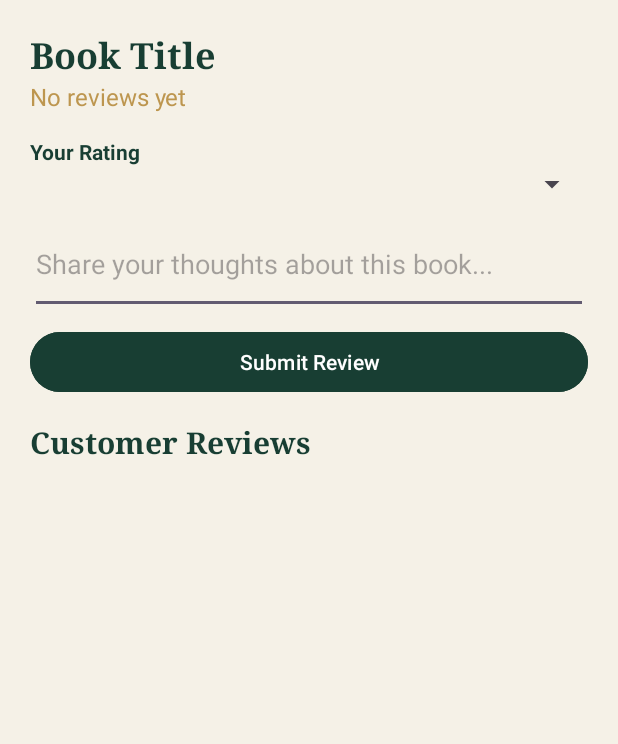
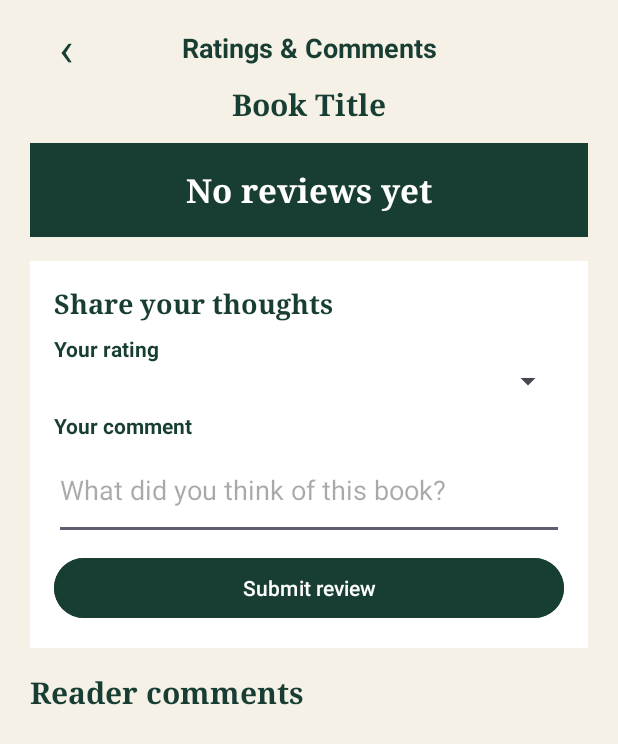
Before and after one commit to kellyMape/Novella-BookStore, an Android app: the layout activity_reviews.xml on its own in the app's theme, with its tools: preview values and no code run, on a phone screen of 412 x 824 dp. Shown: the top 744 px of the screen. Run offline under Robolectric (Android 15) with nearby library versions, the phone set to English and light mode, and no system bars.

Commit message:
Connect Ratings and Comments to Book Details and mock-up design

```diff
--- a/app/src/main/java/com/example/novella/BookAdapter.java
+++ b/app/src/main/java/com/example/novella/BookAdapter.java
@@ -72,7 +72,7 @@ public class BookAdapter extends BaseAdapter {
         titleText.setText(b.getTitle());
         authorText.setText(b.getAuthor());
         descriptionText.setText(b.getDescription());
-        priceText.setText("$ " + b.getPrice());
+        priceText.setText(String.format("$%.2f", b.getPrice()));
 
         String coverUrl = b.getCoverUrl();  // Get book cover URL
 
--- a/app/src/main/java/com/example/novella/BookDetailsActivity.java
+++ b/app/src/main/java/com/example/novella/BookDetailsActivity.java
@@ -1,5 +1,6 @@
 package com.example.novella;
 
+import android.content.Intent;
 import android.graphics.Bitmap;
 import android.graphics.BitmapFactory;
 import android.os.AsyncTask;
@@ -154,6 +155,18 @@ public class BookDetailsActivity extends AppCompatActivity {
                                     "Error: " + e.getMessage(),
                                     Toast.LENGTH_LONG).show());
         });
+
+        // Open Ratings & Comments
+        Button btnRatings = findViewById(R.id.btnRatings);
+        btnRatings.setOnClickListener(new View.OnClickListener() {
+            @Override
+            public void onClick(View v) {
+                Intent intent = new Intent(BookDetailsActivity.this, ReviewsActivity.class);
+                intent.putExtra("bookId", bookId);
+                intent.putExtra("bookTitle", title);
+                startActivity(intent);
+            }
+        });
     }
 
     // Download book cover image
--- a/app/src/main/java/com/example/novella/ReviewsActivity.java
+++ b/app/src/main/java/com/example/novella/ReviewsActivity.java
@@ -54,14 +54,23 @@ public class ReviewsActivity extends AppCompatActivity {
         btnSubmitReview = findViewById(R.id.btnSubmitReview);
         listViewReviews = findViewById(R.id.listViewReviews);
 
+        // Back button
+        findViewById(R.id.btnBackReviews).setOnClickListener(new View.OnClickListener() {
+            @Override
+            public void onClick(View v) {
+                finish();
+            }
+        });
+
         //get book
         bookId = getIntent().getStringExtra("bookId");
         bookTitle = getIntent().getStringExtra("bookTitle");
 
-        // TEMPORARY: only for testing (Alice)
+        // If no book was sent, close the screen
         if (bookId == null) {
-            bookId = "-P756oMm34Y0sbEJmD4_";
-            bookTitle = "Alice's Adventures in Wonderland";
+            Toast.makeText(this, "Book not found", Toast.LENGTH_SHORT).show();
+            finish();
+            return;
         }
 
         txtReviewBookTitle.setText(bookTitle);
@@ -74,7 +83,7 @@ public class ReviewsActivity extends AppCompatActivity {
         //list de review
         reviewsList = new ArrayList<>();
         reviewsAdapter = new ArrayAdapter<>(this,
-                android.R.layout.simple_list_item_1, reviewsList);
+                R.layout.item_review, reviewsList);
         listViewReviews.setAdapter(reviewsAdapter);
 
         reviewsReference = FirebaseDatabase.getInstance()
--- a/app/src/main/res/layout/activity_book_details.xml
+++ b/app/src/main/res/layout/activity_book_details.xml
@@ -123,6 +123,16 @@
                 android:lineSpacingExtra="4dp"
                 android:layout_marginBottom="20dp" />
 
+            <Button
+                android:id="@+id/btnRatings"
+                android:layout_width="match_parent"
+                android:layout_height="wrap_content"
+                android:text="★ Ratings &amp; Comments"
+                android:textAllCaps="false"
+                android:textColor="#183E33"
+                android:backgroundTint="#CFBA94"
+                android:layout_marginBottom="20dp"/>
+
         </LinearLayout>
 
     </ScrollView>
--- a/app/src/main/res/layout/activity_main.xml
+++ b/app/src/main/res/layout/activity_main.xml
@@ -219,6 +219,8 @@
             android:layout_weight="1"
             android:text="Wishlist"
             android:textAllCaps="false"
+            android:maxLines="1"
+            android:textSize="13sp"
             android:textColor="#183E33"/>
 
         <Button
--- a/app/src/main/res/layout/activity_reviews.xml
+++ b/app/src/main/res/layout/activity_reviews.xml
@@ -1,38 +1,100 @@
 <?xml version="1.0" encoding="utf-8"?>
 <LinearLayout
     xmlns:android="http://schemas.android.com/apk/res/android"
-    xmlns:tools="http://schemas.android.com/tools"
-    xmlns:app="http://schemas.android.com/apk/res-auto"
     android:layout_width="match_parent"
     android:layout_height="match_parent"
     android:orientation="vertical"
-    android:padding="20dp"
+    android:paddingStart="20dp"
+    android:paddingEnd="20dp"
+    android:paddingBottom="12dp"
     android:background="#F5F1E7"
     android:fitsSystemWindows="true">
 
+    <LinearLayout
+        android:layout_width="match_parent"
+        android:layout_height="wrap_content"
+        android:orientation="horizontal"
+        android:gravity="center_vertical"
+        android:layout_marginTop="8dp">
+
+        <TextView
+            android:id="@+id/btnBackReviews"
+            android:layout_width="48dp"
+            android:layout_height="48dp"
+            android:text="‹"
+            android:textSize="32sp"
+            android:textColor="#183E33"
+            android:gravity="center"
+            android:clickable="true"
+            android:focusable="true" />
+
+        <TextView
+            android:layout_width="0dp"
+            android:layout_height="wrap_content"
+            android:layout_weight="1"
+            android:text="Ratings &amp; Comments"
+            android:textSize="18sp"
+            android:textStyle="bold"
+            android:textColor="#183E33"
+            android:gravity="center"
+            android:layout_marginEnd="48dp" />
+    </LinearLayout>
+
+    <!-- Book title -->
     <TextView
         android:id="@+id/txtReviewBookTitle"
         android:layout_width="match_parent"
         android:layout_height="wrap_content"
         android:text="Book Title"
-        android:textSize="24sp"
+        android:textSize="20sp"
         android:textStyle="bold"
         android:fontFamily="serif"
-        android:textColor="#183E33" />
+        android:textColor="#183E33"
+        android:gravity="center"
+        android:layout_marginBottom="12dp" />
+
+    <!--  average -->
+    <LinearLayout
+        android:layout_width="match_parent"
+        android:layout_height="wrap_content"
+        android:orientation="vertical"
+        android:background="#183E33"
+        android:padding="16dp"
+        android:gravity="center">
 
         <TextView
             android:id="@+id/txtAverage"
+            android:layout_width="wrap_content"
+            android:layout_height="wrap_content"
+            android:text="No reviews yet"
+            android:textSize="22sp"
+            android:textStyle="bold"
+            android:fontFamily="serif"
+            android:textColor="#FFFFFF" />
+    </LinearLayout>
+
+    <LinearLayout
         android:layout_width="match_parent"
         android:layout_height="wrap_content"
-        android:text="No reviews yet"
-        android:textSize="16sp"
-        android:textColor="#BD964F"
-        android:layout_marginBottom="16dp" />
+        android:orientation="vertical"
+        android:background="#FFFFFF"
+        android:padding="16dp"
+        android:layout_marginTop="16dp">
 
         <TextView
             android:layout_width="wrap_content"
             android:layout_height="wrap_content"
-        android:text="Your Rating"
+            android:text="Share your thoughts"
+            android:textSize="18sp"
+            android:textStyle="bold"
+            android:fontFamily="serif"
+            android:textColor="#183E33"
+            android:layout_marginBottom="8dp" />
+
+        <TextView
+            android:layout_width="wrap_content"
+            android:layout_height="wrap_content"
+            android:text="Your rating"
             android:textStyle="bold"
             android:textColor="#183E33" />
 
@@ -42,43 +104,49 @@
             android:layout_height="wrap_content"
             android:layout_marginBottom="8dp" />
 
+        <TextView
+            android:layout_width="wrap_content"
+            android:layout_height="wrap_content"
+            android:text="Your comment"
+            android:textStyle="bold"
+            android:textColor="#183E33" />
+
         <EditText
             android:id="@+id/edtComment"
             android:layout_width="match_parent"
             android:layout_height="wrap_content"
-        android:hint="Share your thoughts about this book..."
+            android:hint="What did you think of this book?"
             android:minLines="2" />
 
         <Button
             android:id="@+id/btnSubmitReview"
             android:layout_width="match_parent"
             android:layout_height="wrap_content"
-        android:text="Submit Review"
+            android:text="Submit review"
             android:textAllCaps="false"
             android:textColor="#FFFFFF"
             android:backgroundTint="#183E33"
-        android:layout_marginTop="8dp"
-        android:layout_marginBottom="16dp" />
+            android:layout_marginTop="8dp" />
+    </LinearLayout>
 
+    <!-- Reader comments -->
     <TextView
         android:layout_width="wrap_content"
         android:layout_height="wrap_content"
-        android:text="Customer Reviews"
+        android:text="Reader comments"
         android:textSize="20sp"
         android:textStyle="bold"
         android:fontFamily="serif"
         android:textColor="#183E33"
+        android:layout_marginTop="16dp"
         android:layout_marginBottom="8dp" />
-
 
     <ListView
         android:id="@+id/listViewReviews"
         android:layout_width="match_parent"
         android:layout_height="0dp"
-        android:layout_weight="1" />
-
-
-
-
+        android:layout_weight="1"
+        android:divider="@android:color/transparent"
+        android:dividerHeight="12dp" />
 
 </LinearLayout>
--- /dev/null
+++ b/app/src/main/res/layout/item_review.xml
@@ -0,0 +1,10 @@
+<?xml version="1.0" encoding="utf-8"?>
+<TextView
+    xmlns:android="http://schemas.android.com/apk/res/android"
+    android:layout_width="match_parent"
+    android:layout_height="wrap_content"
+    android:padding="14dp"
+    android:background="#FFFFFF"
+    android:textColor="#183E33"
+    android:textSize="15sp"
+    android:lineSpacingExtra="6dp" />
```
Lines whose indentation alone changed are shown as unchanged.
